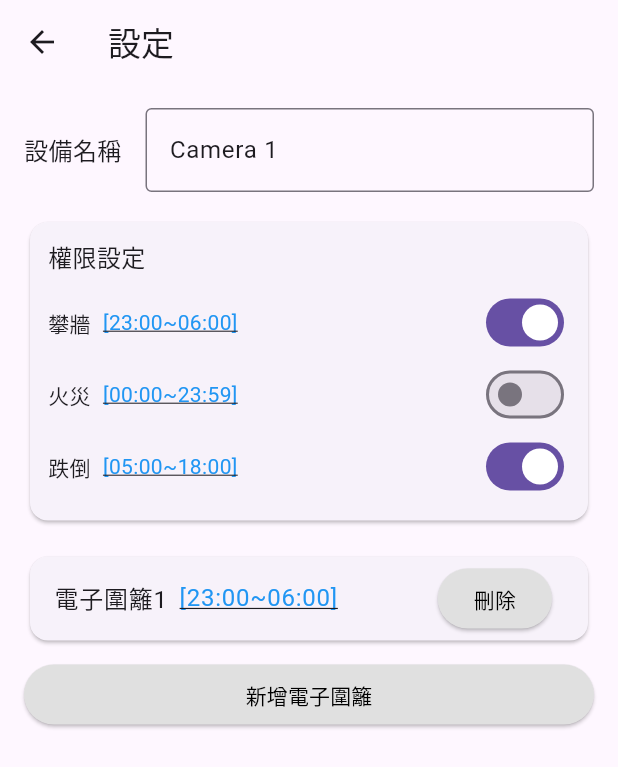
After one commit to D1125025/app, a Flutter app: the screen it shows after launch, after a tap on "設定", on a phone screen of 412 x 824 dp. The commit adds this screen. Shown: the top 767 px of the screen. Run offline on Flutter 3.47's test engine with Material 3 defaults, Android fonts, the phone set to English and light mode, and no system bars; our stand-ins replace firebase_core, screenshot, video_player; accounts and stored records are empty; network calls fail.

Commit message:
新增設定頁面第一版

```diff
--- a/lib/home_page.dart
+++ b/lib/home_page.dart
@@ -2,6 +2,7 @@ import 'package:flutter/material.dart';
 import 'package:video_player/video_player.dart';
 import 'polygon_db.dart';
 import 'polygon_draw_page.dart';
+import 'setting_page.dart';
 
 class HomePage extends StatefulWidget {
   @override
@@ -11,6 +12,7 @@ class HomePage extends StatefulWidget {
 class _HomePageState extends State<HomePage> {
   List<String> videoPaths = [];
   List<VideoPlayerController> controllers = [];
+  List<String> cameraNames = []; // 用來儲存攝影機名稱
   Map<String, List<List<Offset>>> polygonMap = {};
 
   final String serverIP = 'http://10.0.2.2:5000';
@@ -24,9 +26,10 @@ class _HomePageState extends State<HomePage> {
       '$serverIP/video_feed/cam2.mp4',
     ];
 
+    cameraNames = List.generate(videoPaths.length, (i) => 'Camera ${i + 1}');
+
     PolygonDB.clearAll();
 
-    // 預先用空 controller 佔位，避免 index 錯亂
     controllers = List.generate(videoPaths.length, (index) => VideoPlayerController.network(''));
 
     for (int i = 0; i < videoPaths.length; i++) {
@@ -54,9 +57,9 @@ class _HomePageState extends State<HomePage> {
     super.dispose();
   }
 
-  Widget buildCameraCard(String title, VideoPlayerController controller) {
+  Widget buildCameraCard(int index, VideoPlayerController controller) {
     return Card(
-      margin: EdgeInsets.symmetric(vertical: 8, horizontal: 16),
+      margin: const EdgeInsets.symmetric(vertical: 8, horizontal: 16),
       child: Column(
         crossAxisAlignment: CrossAxisAlignment.stretch,
         children: [
@@ -67,12 +70,12 @@ class _HomePageState extends State<HomePage> {
                 )
               : Container(
                   height: 200,
-                  child: Center(child: CircularProgressIndicator()),
+                  child: const Center(child: CircularProgressIndicator()),
                 ),
           Padding(
             padding: const EdgeInsets.all(8.0),
-            child: Text(title,
-                style: TextStyle(fontSize: 16, fontWeight: FontWeight.bold)),
+            child: Text(cameraNames[index],
+                style: const TextStyle(fontSize: 16, fontWeight: FontWeight.bold)),
           ),
           Padding(
             padding: const EdgeInsets.symmetric(horizontal: 8.0),
@@ -92,45 +95,41 @@ class _HomePageState extends State<HomePage> {
                         ),
                       );
                     },
-                    icon: Icon(Icons.edit_location_alt),
-                    label: FittedBox(
-                      fit: BoxFit.scaleDown,
-                      child: Text('標記'),
-                    ),
+                    icon: const Icon(Icons.edit_location_alt),
+                    label: const FittedBox(fit: BoxFit.scaleDown, child: Text('標記')),
                   ),
                 ),
-                SizedBox(width: 8),
+                const SizedBox(width: 8),
                 Expanded(
                   child: ElevatedButton.icon(
-                    onPressed: () {
-                      Navigator.push(
+                    onPressed: () async {
+                      final updatedName = await Navigator.push(
                         context,
                         MaterialPageRoute(
-                          builder: (context) => PolygonDrawPage(
+                          builder: (context) => SettingPage(
                             videoPath: controller.dataSource,
-                            viewOnly: true,
+                            initialName: cameraNames[index],
                           ),
                         ),
                       );
+                      if (updatedName != null && updatedName is String) {
+                        setState(() {
+                          cameraNames[index] = updatedName;
+                        });
+                      }
                     },
-                    icon: Icon(Icons.videocam),
-                    label: FittedBox(
-                      fit: BoxFit.scaleDown,
-                      child: Text('查看'),
-                    ),
+                    icon: const Icon(Icons.videocam),
+                    label: const FittedBox(fit: BoxFit.scaleDown, child: Text('設定')),
                   ),
                 ),
-                SizedBox(width: 8),
+                const SizedBox(width: 8),
                 Expanded(
                   child: ElevatedButton.icon(
                     onPressed: () {
                       // TODO: 顯示異常紀錄
                     },
-                    icon: Icon(Icons.warning),
-                    label: FittedBox(
-                      fit: BoxFit.scaleDown,
-                      child: Text('異常'),
-                    ),
+                    icon: const Icon(Icons.warning),
+                    label: const FittedBox(fit: BoxFit.scaleDown, child: Text('異常')),
                   ),
                 ),
               ],
@@ -145,14 +144,12 @@ class _HomePageState extends State<HomePage> {
   Widget build(BuildContext context) {
     return Scaffold(
       appBar: AppBar(
-        title: Text('主頁面'),
+        title: const Text('主頁面'),
       ),
       body: ListView.builder(
         itemCount: controllers.length,
         itemBuilder: (context, index) {
-          final controller = controllers[index];
-          final title = 'Camera ${index + 1}';
-          return buildCameraCard(title, controller);
+          return buildCameraCard(index, controllers[index]);
         },
       ),
     );
--- /dev/null
+++ b/lib/setting_page.dart
@@ -0,0 +1,234 @@
+import 'package:flutter/material.dart';
+import 'polygon_draw_page.dart'; // 請確保這個檔案名正確或改成你的路徑
+
+class SettingPage extends StatefulWidget {
+  final String videoPath;
+  final String initialName; // 接收初始設備名稱
+  const SettingPage({
+    Key? key,
+    required this.videoPath,
+    required this.initialName,
+  }) : super(key: key);
+
+  @override
+  State<SettingPage> createState() => _SettingPageState();
+}
+
+class _SettingPageState extends State<SettingPage> {
+  late TextEditingController _deviceNameController;
+
+  // 權限設定資料
+  List<Map<String, dynamic>> permissions = [
+    {"title": "攀牆", "time": "23:00~06:00", "enabled": true},
+    {"title": "火災", "time": "00:00~23:59", "enabled": false},
+    {"title": "跌倒", "time": "05:00~18:00", "enabled": true},
+  ];
+
+  // 電子圍籬資料
+  List<Map<String, String>> fences = [
+    {"name": "電子圍籬1", "time": "23:00~06:00"},
+  ];
+
+  @override
+  void initState() {
+    super.initState();
+    _deviceNameController = TextEditingController(text: widget.initialName);
+  }
+
+  @override
+  void dispose() {
+    _deviceNameController.dispose();
+    super.dispose();
+  }
+
+  // 彈出時間選擇器
+  Future<void> pickTime(Function(String) onTimeChanged, String currentTime) async {
+    TimeOfDay? start = await showTimePicker(
+      context: context,
+      initialTime: const TimeOfDay(hour: 0, minute: 0),
+    );
+    if (start == null) return;
+
+    TimeOfDay? end = await showTimePicker(
+      context: context,
+      initialTime: const TimeOfDay(hour: 23, minute: 59),
+    );
+    if (end == null) return;
+
+    String newTime = "${start.format(context)}~${end.format(context)}";
+    onTimeChanged(newTime);
+  }
+
+  @override
+  Widget build(BuildContext context) {
+    return Scaffold(
+      appBar: AppBar(
+        title: const Text("設定"),
+        leading: IconButton(
+          icon: const Icon(Icons.arrow_back),
+          onPressed: () => Navigator.pop(context, _deviceNameController.text), // 回傳設備名稱
+        ),
+      ),
+      body: Padding(
+        padding: const EdgeInsets.all(16.0),
+        child: ListView(
+          children: [
+            // 設備名稱
+            Row(
+              children: [
+                const Text("設備名稱", style: TextStyle(fontSize: 16)),
+                const SizedBox(width: 16),
+                Expanded(
+                  child: TextField(
+                    controller: _deviceNameController,
+                    decoration: const InputDecoration(
+                      border: OutlineInputBorder(),
+                    ),
+                  ),
+                ),
+              ],
+            ),
+            const SizedBox(height: 16),
+
+            // 權限設定
+            Card(
+              child: Padding(
+                padding: const EdgeInsets.all(12),
+                child: Column(
+                  crossAxisAlignment: CrossAxisAlignment.start,
+                  children: [
+                    const Text("權限設定", style: TextStyle(fontSize: 16)),
+                    const SizedBox(height: 8),
+                    for (var item in permissions)
+                      Row(
+                        mainAxisAlignment: MainAxisAlignment.spaceBetween,
+                        children: [
+                          Row(
+                            children: [
+                              Text(item['title']),
+                              const SizedBox(width: 8),
+                              GestureDetector(
+                                onTap: () {
+                                  pickTime((newTime) {
+                                    setState(() {
+                                      item['time'] = newTime;
+                                    });
+                                  }, item['time']);
+                                },
+                                child: Text(
+                                  "[${item['time']}]",
+                                  style: const TextStyle(
+                                    color: Colors.blue,
+                                    decoration: TextDecoration.underline,
+                                  ),
+                                ),
+                              ),
+                            ],
+                          ),
+                          Switch(
+                            value: item['enabled'],
+                            onChanged: (val) {
+                              setState(() {
+                                item['enabled'] = val;
+                              });
+                            },
+                          ),
+                        ],
+                      ),
+                  ],
+                ),
+              ),
+            ),
+            const SizedBox(height: 16),
+
+            // 電子圍籬
+            for (int i = 0; i < fences.length; i++)
+              Card(
+                child: ListTile(
+                  title: Row(
+                    children: [
+                      Text(fences[i]['name']!),
+                      const SizedBox(width: 8),
+                      GestureDetector(
+                        onTap: () {
+                          pickTime((newTime) {
+                            setState(() {
+                              fences[i]['time'] = newTime;
+                            });
+                          }, fences[i]['time']!);
+                        },
+                        child: Text(
+                          "[${fences[i]['time']}]",
+                          style: const TextStyle(
+                            color: Colors.blue,
+                            decoration: TextDecoration.underline,
+                          ),
+                        ),
+                      ),
+                    ],
+                  ),
+                  trailing: ElevatedButton(
+                    onPressed: () {
+                      setState(() {
+                        fences.removeAt(i);
+                      });
+                    },
+                    style: ElevatedButton.styleFrom(
+                      backgroundColor: Colors.grey[300],
+                      foregroundColor: Colors.black,
+                    ),
+                    child: const Text("刪除"),
+                  ),
+                ),
+              ),
+
+            const SizedBox(height: 8),
+
+            // 新增電子圍籬
+            ElevatedButton(
+              onPressed: () async {
+                final result = await Navigator.push(
+                  context,
+                  MaterialPageRoute(
+                    builder: (context) => PolygonDrawPage(
+                      videoPath: widget.videoPath,
+                      viewOnly: false,
+                    ),
+                  ),
+                );
+
+                if (result != null && result is bool && result == true) {
+                  setState(() {
+                    int newIndex = fences.length + 1;
+                    fences.add({
+                      "name": "電子圍籬$newIndex",
+                      "time": "00:00~23:59",
+                    });
+                  });
+                }
+              },
+              style: ElevatedButton.styleFrom(
+                backgroundColor: Colors.grey[300],
+                foregroundColor: Colors.black,
+              ),
+              child: const Text("新增電子圍籬"),
+            ),
+          ],
+        ),
+      ),
+    );
+  }
+}
+
+// 可視需要保留或刪除此空白頁面
+class SelectFencePage extends StatelessWidget {
+  const SelectFencePage({Key? key}) : super(key: key);
+
+  @override
+  Widget build(BuildContext context) {
+    return Scaffold(
+      appBar: AppBar(title: const Text("框選電子圍籬")),
+      body: const Center(child: Text("這裡是框選頁面")),
+    );
+  }
+}
```
